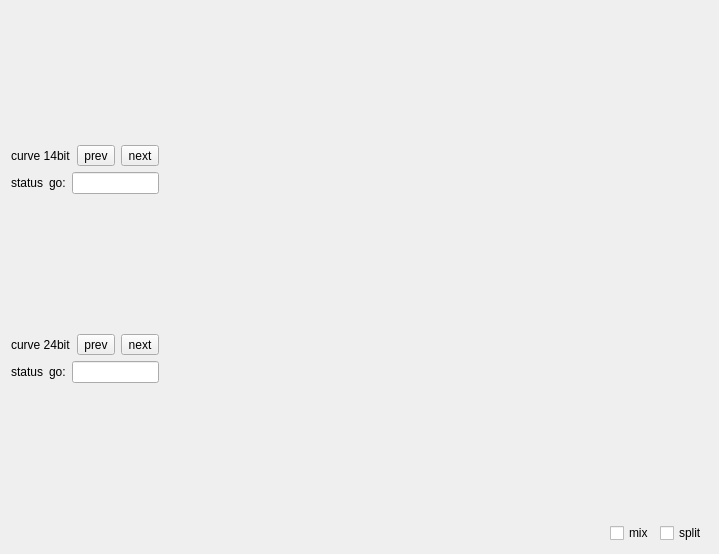
First picture: the form in src/form/plot/formplothistory.ui, repository MRsoymilk/MySerial, before the edit.
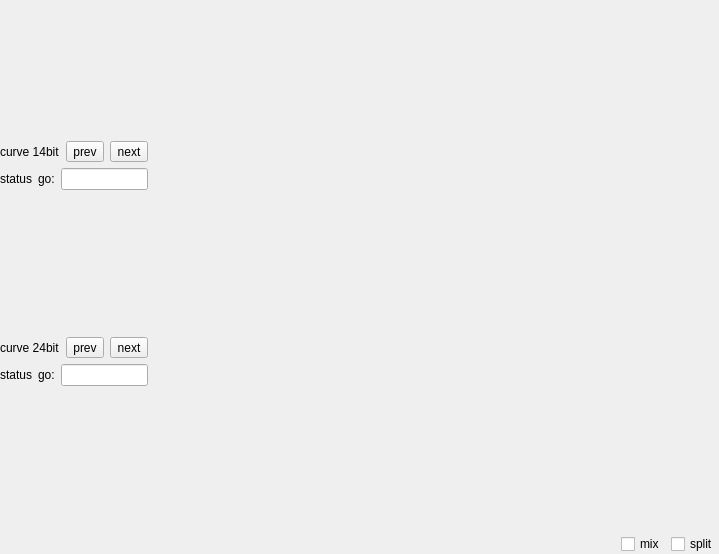
Second picture: the form after the edit.

The edit to the form file:
```diff
--- a/src/form/plot/formplothistory.ui
+++ b/src/form/plot/formplothistory.ui
@@ -14,6 +14,18 @@
    <string>PlotHistory</string>
   </property>
   <layout class="QGridLayout" name="gridLayout" columnstretch="1,9">
+   <property name="leftMargin">
+    <number>0</number>
+   </property>
+   <property name="topMargin">
+    <number>0</number>
+   </property>
+   <property name="rightMargin">
+    <number>0</number>
+   </property>
+   <property name="bottomMargin">
+    <number>0</number>
+   </property>
    <item row="0" column="1">
     <widget class="QStackedWidget" name="stackedWidget"/>
    </item>
```
